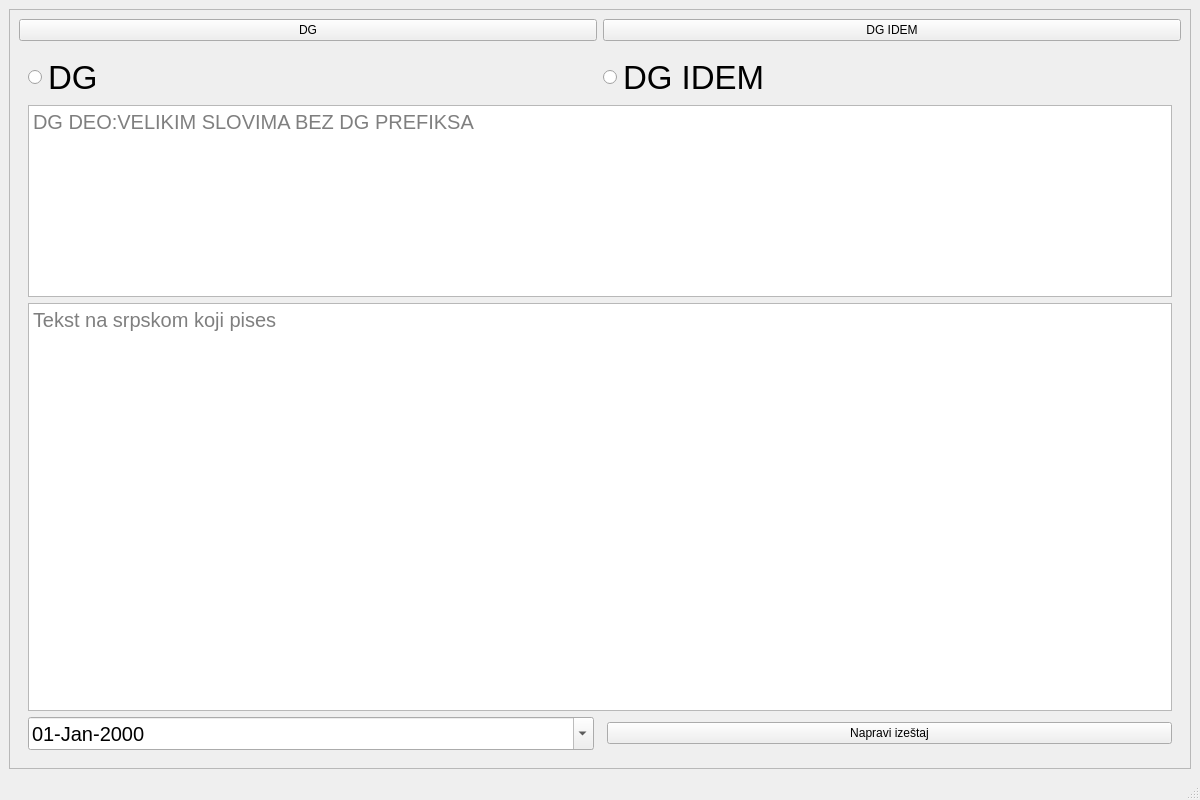
Old version of the form src/page_window.ui in the repository trejdof/DoctorReportApp.
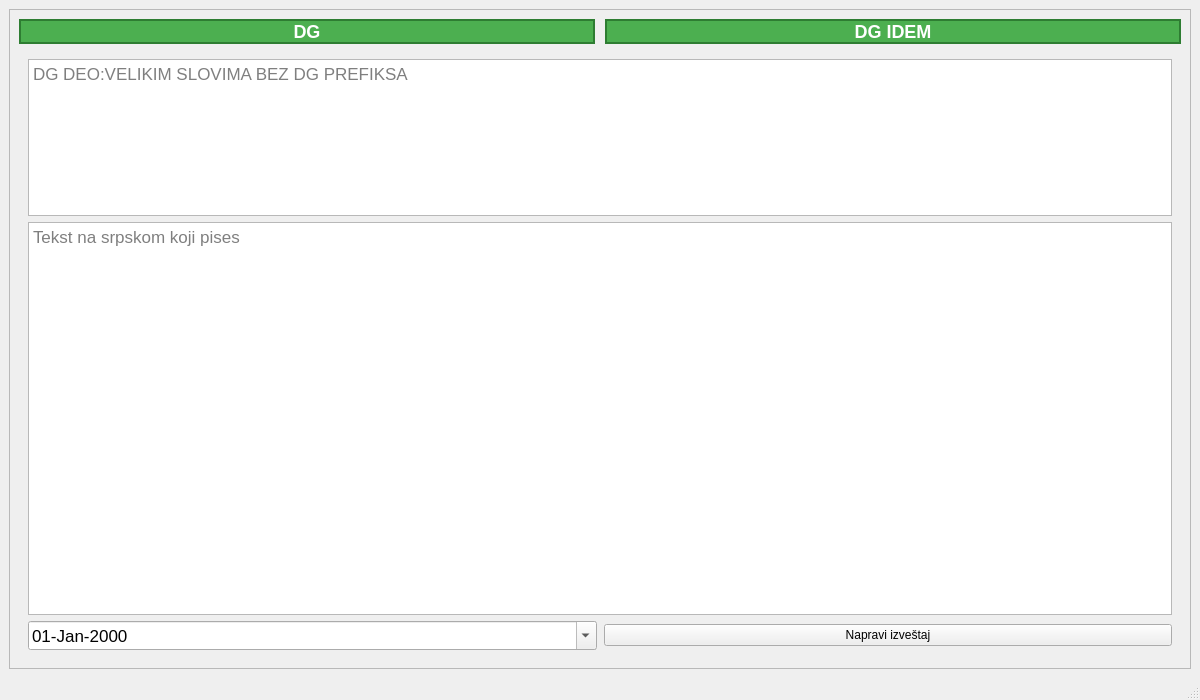
New version of the form.

Commit message: finished generating pdf, added txt file generation used for backup

Patch:
```diff
--- a/src/page_window.ui
+++ b/src/page_window.ui
@@ -7,7 +7,7 @@
     <x>0</x>
     <y>0</y>
     <width>1200</width>
-    <height>800</height>
+    <height>700</height>
    </rect>
   </property>
   <property name="windowTitle">
@@ -22,16 +22,46 @@
       <property name="widgetResizable">
        <bool>true</bool>
       </property>
+      <property name="minimumSize">
+       <size>
+        <width>800</width>
+        <height>600</height>
+       </size>
+      </property>
       <widget class="QWidget" name="scrollAreaWidgetContents">
        <layout class="QVBoxLayout" name="scrollAreaLayout">
         <!-- Page Buttons Layout -->
         <item>
          <layout class="QHBoxLayout" name="horizontalLayoutButtons">
+          <property name="spacing">
+           <number>10</number>
+          </property>
           <item>
            <widget class="QPushButton" name="pageButton1">
             <property name="text">
              <string>DG</string>
             </property>
+            <property name="minimumHeight">
+             <number>40</number>
+            </property>
+            <property name="styleSheet">
+             <string>
+              QPushButton {
+                  background-color: #4CAF50;
+                  color: white;
+                  font-size: 18px;
+                  font-weight: bold;
+                  border: 2px solid #2E7D32;
+              }
+              QPushButton:disabled {
+                  background-color: #BDBDBD;
+                  color: #FFFFFF;
+              }
+              QPushButton:pressed {
+                  background-color: #388E3C;
+              }
+             </string>
+            </property>
            </widget>
           </item>
           <item>
@@ -39,6 +69,27 @@
             <property name="text">
              <string>DG IDEM</string>
             </property>
+            <property name="minimumHeight">
+             <number>40</number>
+            </property>
+            <property name="styleSheet">
+             <string>
+              QPushButton {
+                  background-color: #4CAF50;
+                  color: white;
+                  font-size: 18px;
+                  font-weight: bold;
+                  border: 2px solid #2E7D32;
+              }
+              QPushButton:disabled {
+                  background-color: #BDBDBD;
+                  color: #FFFFFF;
+              }
+              QPushButton:pressed {
+                  background-color: #388E3C;
+              }
+             </string>
+            </property>
            </widget>
           </item>
          </layout>
@@ -52,41 +103,12 @@
           <!-- Page 1 -->
           <widget class="QWidget" name="page1">
            <layout class="QVBoxLayout" name="verticalLayoutPage1">
-            <!-- Radio Buttons -->
-            <item>
-             <layout class="QHBoxLayout" name="horizontalLayoutRadiosPage1">
-              <item>
-               <widget class="QRadioButton" name="radioButtonDG_page1">
-                <property name="font">
-                 <font>
-                  <pointsize>25</pointsize>
-                 </font>
-                </property>
-                <property name="text">
-                 <string>DG</string>
-                </property>
-               </widget>
-              </item>
-              <item>
-               <widget class="QRadioButton" name="radioButtonDGIDEM_page1">
-                <property name="font">
-                 <font>
-                  <pointsize>25</pointsize>
-                 </font>
-                </property>
-                <property name="text">
-                 <string>DG IDEM</string>
-                </property>
-               </widget>
-              </item>
-             </layout>
-            </item>
-            <!-- Top Text Input -->
+            <!-- Top Text Input for DG -->
             <item>
              <widget class="QTextEdit" name="textInputPage1">
               <property name="font">
                <font>
-                <pointsize>15</pointsize>
+                <pointsize>13</pointsize>
                </font>
               </property>
               <property name="placeholderText">
@@ -99,9 +121,9 @@
                <number>120</number>
               </property>
               <property name="sizePolicy">
-               <sizepolicy hsizetype="Expanding" vsizetype="Fixed">
+               <sizepolicy hsizetype="Expanding" vsizetype="Preferred">
                 <horstretch>0</horstretch>
-                <verstretch>0</verstretch>
+                <verstretch>2</verstretch> <!-- 2 parts -->
                </sizepolicy>
               </property>
              </widget>
@@ -111,7 +133,7 @@
              <widget class="QTextEdit" name="diagnosisInputPage1">
               <property name="font">
                <font>
-                <pointsize>15</pointsize>
+                <pointsize>13</pointsize>
                </font>
               </property>
               <property name="placeholderText">
@@ -120,7 +142,7 @@
               <property name="sizePolicy">
                <sizepolicy hsizetype="Expanding" vsizetype="Expanding">
                 <horstretch>0</horstretch>
-                <verstretch>1</verstretch>
+                <verstretch>5</verstretch> <!-- 5 parts -->
                </sizepolicy>
               </property>
              </widget>
@@ -132,7 +154,7 @@
                <widget class="QDateEdit" name="dateEditPage1">
                 <property name="font">
                  <font>
-                  <pointsize>15</pointsize>
+                  <pointsize>13</pointsize>
                  </font>
                 </property>
                 <property name="displayFormat">
@@ -144,16 +166,15 @@
                </widget>
               </item>
               <item>
-               <spacer name="horizontalSpacerPage1">
-                <property name="orientation">
-                 <enum>Qt::Horizontal</enum>
-                </property>
-               </spacer>
+               <spacer name="horizontalSpacerPage1"/>
               </item>
               <item>
                <widget class="QPushButton" name="log_button_page1">
                 <property name="text">
-                 <string>Napravi izeštaj</string>
+                 <string>Napravi izveštaj</string>
+                </property>
+                <property name="minimumHeight">
+                 <number>40</number>
                 </property>
                </widget>
               </item>
```
Left out of the diff: 68 changed lines with no effect on the pictures. The commit also changes 2 other files.
